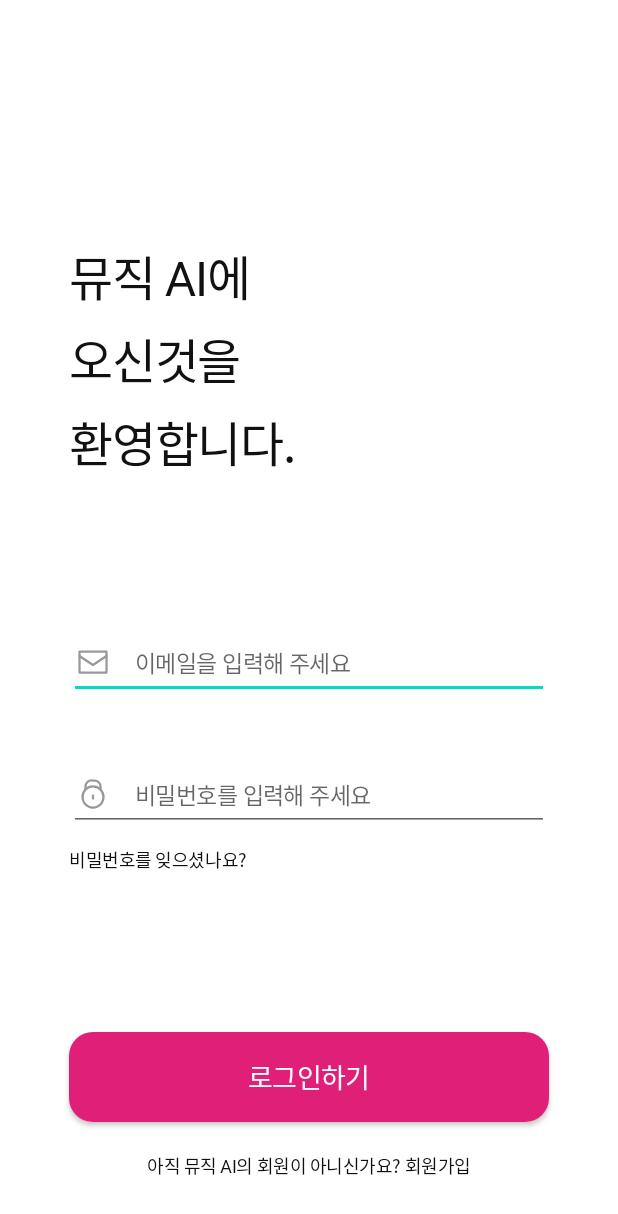
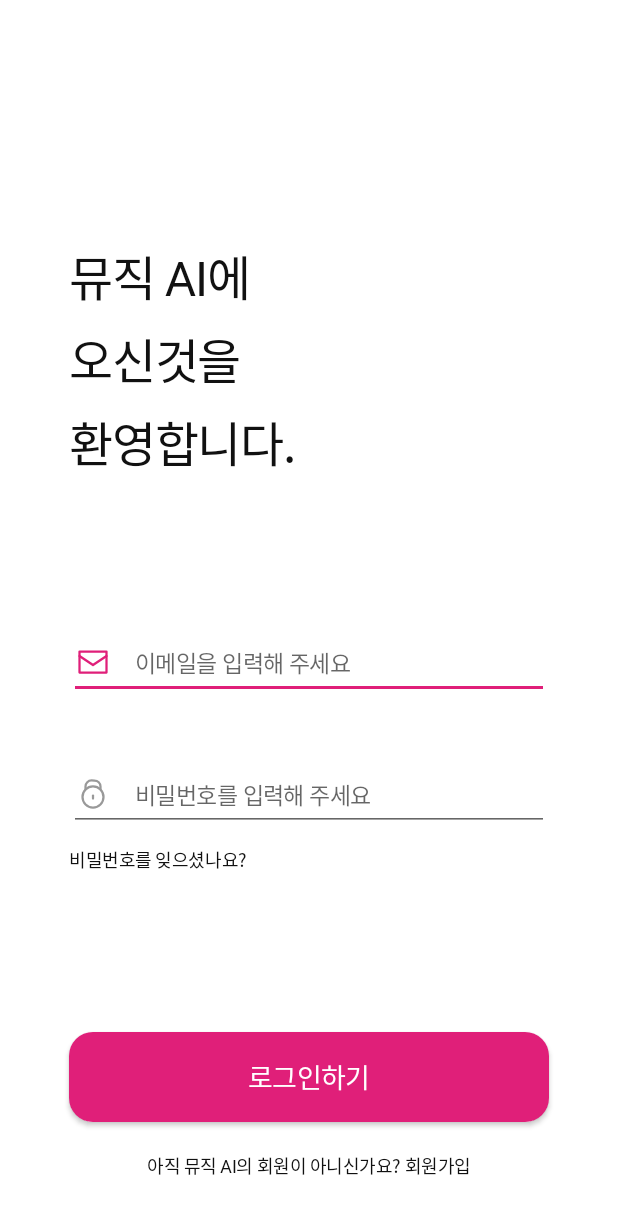
Before and after one commit to hajin148/MUSICAI, an Android app: the layout login.xml on its own in the app's theme, with its tools: preview values and no code run, on a phone screen of 412 x 824 dp. Shown: the top 1214 px of the screen. Run offline under Robolectric (Android 15) with nearby library versions, the phone set to English and light mode, and no system bars.

Commit message:
Log in Focus Stroke Color dynamic Change

```diff
--- /dev/null
+++ b/app/src/main/res/color/icon_stroke_color.xml
@@ -0,0 +1,5 @@
+<?xml version="1.0" encoding="utf-8"?>
+<selector xmlns:android="http://schemas.android.com/apk/res/android">
+    <item android:color="@color/primary" android:state_focused="true"/>
+    <item android:color="#999999"/> <!-- 기본 색상 -->
+</selector>
--- a/app/src/main/res/drawable/icon_email.xml
+++ b/app/src/main/res/drawable/icon_email.xml
@@ -3,18 +3,20 @@
     android:height="24dp"
     android:viewportWidth="24"
     android:viewportHeight="24">
+
   <path
       android:pathData="M21,5H3V19H21V5Z"
       android:strokeLineJoin="round"
       android:strokeWidth="1.5"
       android:fillColor="#00000000"
-      android:strokeColor="#999999"
+      android:strokeColor="@color/icon_stroke_color"
       android:strokeLineCap="round"/>
+
   <path
       android:pathData="M3,8L12,14L21,8"
       android:strokeLineJoin="round"
       android:strokeWidth="1.5"
       android:fillColor="#00000000"
-      android:strokeColor="#999999"
+      android:strokeColor="@color/icon_stroke_color"
       android:strokeLineCap="round"/>
 </vector>
--- a/app/src/main/res/drawable/icon_pw.xml
+++ b/app/src/main/res/drawable/icon_pw.xml
@@ -7,19 +7,19 @@
       android:pathData="M12,14m-7,0a7,7 0,1 1,14 0a7,7 0,1 1,-14 0"
       android:strokeWidth="1.5"
       android:fillColor="#00000000"
-      android:strokeColor="#999999"/>
+      android:strokeColor="@color/icon_stroke_color"/>
   <path
       android:pathData="M7,9V7C7,4.791 8.791,3 11,3H13C15.209,3 17,4.791 17,7V9"
       android:strokeLineJoin="round"
       android:strokeWidth="1.5"
       android:fillColor="#00000000"
-      android:strokeColor="#999999"
+      android:strokeColor="@color/icon_stroke_color"
       android:strokeLineCap="round"/>
   <path
       android:pathData="M12,13V15"
       android:strokeLineJoin="round"
       android:strokeWidth="1.5"
       android:fillColor="#00000000"
-      android:strokeColor="#999999"
+      android:strokeColor="@color/icon_stroke_color"
       android:strokeLineCap="round"/>
 </vector>
--- a/app/src/main/res/values/themes.xml
+++ b/app/src/main/res/values/themes.xml
@@ -3,6 +3,7 @@
     <style name="Base.Theme.MUSICAI" parent="Theme.MaterialComponents.DayNight.NoActionBar">
     <!-- Customize your light theme here. -->
         <!-- <item name="colorPrimary">@color/my_light_primary</item> -->
+        <item name="colorControlActivated">@color/primary</item>
     </style>
 
     <style name="Theme.MUSICAI" parent="Base.Theme.MUSICAI" />
```
Also changed, not shown: app/src/main/res/values/colors.xml (line endings or trailing spaces).
